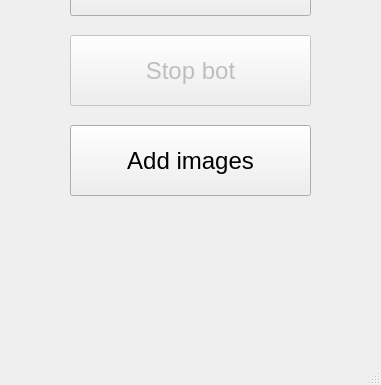
alfisnig/officio_colors_bot, file app/gui/control_panel/control_panel.ui: the form before one commit; both pictures show x 0 to 381 and y 215 to 600 of the 381 by 600 pixel window.
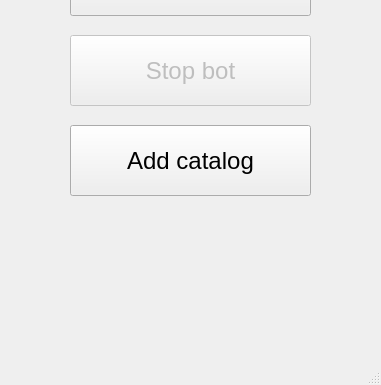
The form after the commit.

Commit message: control_panel changed

Patch:
```diff
--- a/app/gui/control_panel/control_panel.ui
+++ b/app/gui/control_panel/control_panel.ui
@@ -51,7 +51,7 @@
      </font>
     </property>
     <property name="text">
-     <string>Add images</string>
+     <string>Add catalog</string>
     </property>
    </widget>
    <widget class="QPushButton" name="stop_bot_button">
```
Left out of the diff: 2 changed lines with no effect on the pictures. The commit also changes 2 other files.
